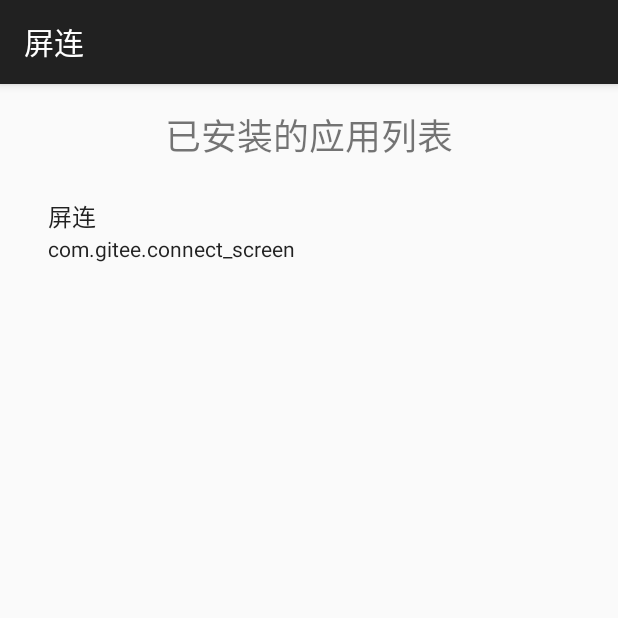
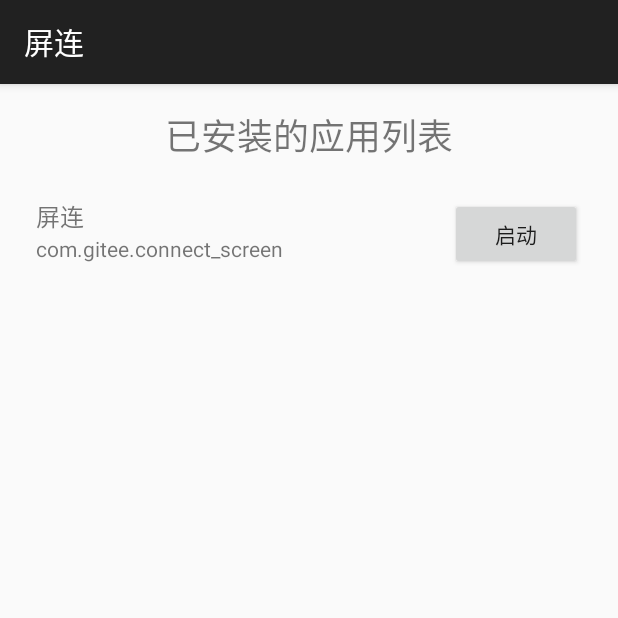
Before and after one commit to nako-ruru/orbit-android, an Android app: the DemoActivity screen opened directly, with no data from a screen before it, on a phone screen of 412 x 824 dp, the top half of it. Run offline under Robolectric (Android 15) with nearby library versions, the phone set to English and light mode, and no system bars.

Commit message:
launch button

```diff
--- a/app/src/main/AndroidManifest.xml
+++ b/app/src/main/AndroidManifest.xml
@@ -50,4 +50,11 @@
             android:exported="false" />
 
     </application>
+
+    <queries>
+        <intent>
+            <action android:name="android.intent.action.MAIN" />
+            <category android:name="android.intent.category.LAUNCHER" />
+        </intent>
+    </queries>
 </manifest>
--- a/app/src/main/java/com/gitee/connect_screen/AppListAdapter.java
+++ b/app/src/main/java/com/gitee/connect_screen/AppListAdapter.java
@@ -1,10 +1,12 @@
 package com.gitee.connect_screen;
 
+import android.content.Intent;
 import android.content.pm.ApplicationInfo;
 import android.content.pm.PackageManager;
 import android.view.LayoutInflater;
 import android.view.View;
 import android.view.ViewGroup;
+import android.widget.Button;
 import android.widget.TextView;
 
 import androidx.recyclerview.widget.RecyclerView;
@@ -23,7 +25,7 @@ public class AppListAdapter extends RecyclerView.Adapter<AppListAdapter.ViewHold
     @Override
     public ViewHolder onCreateViewHolder(ViewGroup parent, int viewType) {
         View view = LayoutInflater.from(parent.getContext())
-                .inflate(android.R.layout.simple_list_item_2, parent, false);
+                .inflate(R.layout.item_app, parent, false);
         return new ViewHolder(view);
     }
 
@@ -32,6 +34,13 @@ public class AppListAdapter extends RecyclerView.Adapter<AppListAdapter.ViewHold
         ApplicationInfo app = appList.get(position);
         holder.text1.setText(app.loadLabel(packageManager));
         holder.text2.setText(app.packageName);
+
+        holder.btnLaunch.setOnClickListener(v -> {
+            Intent launchIntent = packageManager.getLaunchIntentForPackage(app.packageName);
+            if (launchIntent != null) {
+                v.getContext().startActivity(launchIntent);
+            }
+        });
     }
 
     @Override
@@ -42,11 +51,13 @@ public class AppListAdapter extends RecyclerView.Adapter<AppListAdapter.ViewHold
     static class ViewHolder extends RecyclerView.ViewHolder {
         TextView text1;
         TextView text2;
+        Button btnLaunch;
 
         ViewHolder(View view) {
             super(view);
-            text1 = view.findViewById(android.R.id.text1);
-            text2 = view.findViewById(android.R.id.text2);
+            text1 = view.findViewById(R.id.text1);
+            text2 = view.findViewById(R.id.text2);
+            btnLaunch = view.findViewById(R.id.btn_launch);
         }
     }
 }
--- /dev/null
+++ b/app/src/main/res/layout/item_app.xml
@@ -0,0 +1,32 @@
+<?xml version="1.0" encoding="utf-8"?>
+<LinearLayout xmlns:android="http://schemas.android.com/apk/res/android"
+    android:layout_width="match_parent"
+    android:layout_height="wrap_content"
+    android:padding="8dp"
+    android:orientation="horizontal">
+
+    <LinearLayout
+        android:layout_width="0dp"
+        android:layout_height="wrap_content"
+        android:layout_weight="1"
+        android:orientation="vertical">
+
+        <TextView
+            android:id="@+id/text1"
+            android:layout_width="wrap_content"
+            android:layout_height="wrap_content"
+            android:textSize="16sp"/>
+
+        <TextView
+            android:id="@+id/text2"
+            android:layout_width="wrap_content"
+            android:layout_height="wrap_content"
+            android:textSize="14sp"/>
+    </LinearLayout>
+
+    <Button
+        android:id="@+id/btn_launch"
+        android:layout_width="wrap_content"
+        android:layout_height="wrap_content"
+        android:text="启动"/>
+</LinearLayout>
```
